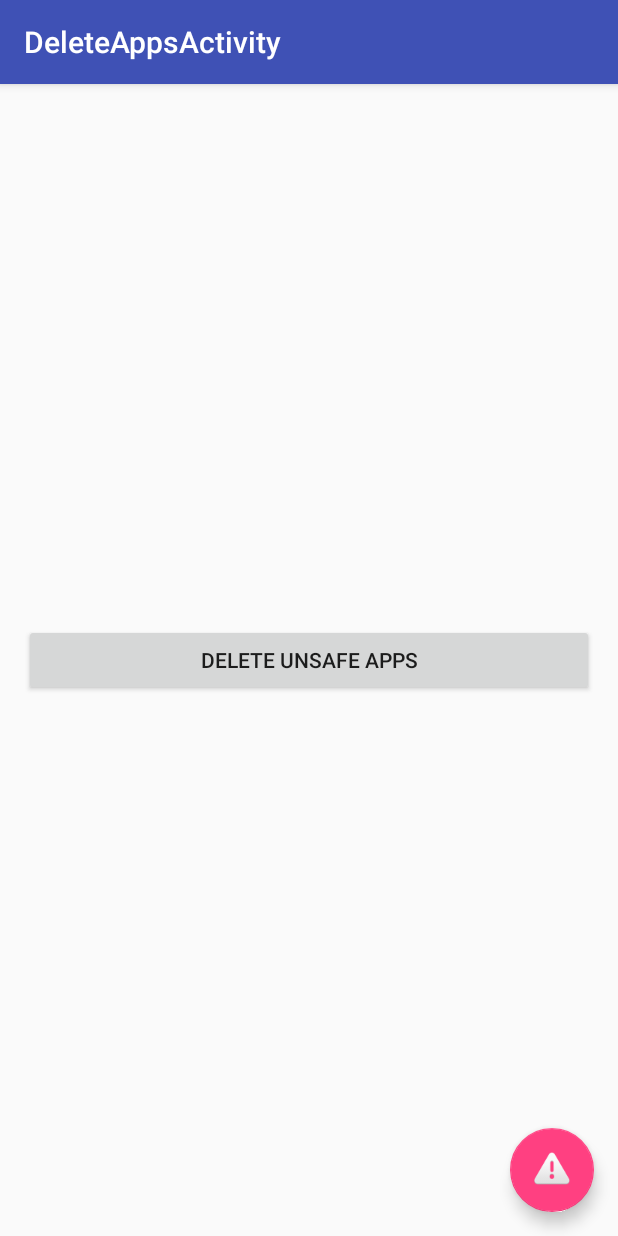
After one commit to prajitdas/HeimdallMobi, an Android app: the DeleteAppsActivity screen opened directly, with no data from a screen before it, on a phone screen of 412 x 824 dp. The commit adds this screen. Run offline under Robolectric (Android 15) with nearby library versions, the phone set to English and light mode, and no system bars.

Commit message:
apks added

```diff
--- /dev/null
+++ b/app/src/main/java/edu/umbc/cs/ebiquity/heimdall/ui/DeleteAppsActivity.java
@@ -0,0 +1,50 @@
+package edu.umbc.cs.ebiquity.heimdall.ui;
+
+import android.content.Intent;
+import android.net.Uri;
+import android.os.Bundle;
+import android.support.design.widget.FloatingActionButton;
+import android.support.design.widget.Snackbar;
+import android.support.v7.app.AppCompatActivity;
+import android.support.v7.widget.Toolbar;
+import android.view.View;
+import android.widget.Button;
+
+import edu.umbc.cs.ebiquity.heimdall.R;
+import edu.umbc.cs.ebiquity.heimdall.util.WebserviceCheckDataHelper;
+
+public class DeleteAppsActivity extends AppCompatActivity {
+    private Button mDeleteAppsButton;
+
+    @Override
+    protected void onCreate(Bundle savedInstanceState) {
+        super.onCreate(savedInstanceState);
+        setContentView(R.layout.activity_delete_apps);
+
+        mDeleteAppsButton = (Button) findViewById(R.id.deleteAppsButton);
+        mDeleteAppsButton.setOnClickListener(new View.OnClickListener() {
+            @Override
+            public void onClick(View v) {
+                for (String appToDelete : MainActivity.getWebserviceCheckDataHelper().getAppListToUninstall()) {
+                    Intent intent = new Intent(Intent.ACTION_DELETE);
+                    intent.setData(Uri.parse(appToDelete));
+                    startActivity(intent);
+                }
+                finish();
+            }
+        });
+
+        Toolbar toolbar = (Toolbar) findViewById(R.id.toolbar);
+        setSupportActionBar(toolbar);
+
+        FloatingActionButton fab = (FloatingActionButton) findViewById(R.id.fab);
+        fab.setOnClickListener(new View.OnClickListener() {
+            @Override
+            public void onClick(View view) {
+                Snackbar.make(view, "Replace with your own action", Snackbar.LENGTH_LONG)
+                        .setAction("Action", null).show();
+            }
+        });
+    }
+
+}
--- /dev/null
+++ b/app/src/main/res/layout/activity_delete_apps.xml
@@ -0,0 +1,25 @@
+<?xml version="1.0" encoding="utf-8"?>
+<android.support.design.widget.CoordinatorLayout
+    xmlns:android="http://schemas.android.com/apk/res/android"
+    xmlns:app="http://schemas.android.com/apk/res-auto"
+    xmlns:tools="http://schemas.android.com/tools" android:layout_width="match_parent"
+    android:layout_height="match_parent" android:fitsSystemWindows="true"
+    tools:context="edu.umbc.cs.ebiquity.heimdall.ui.DeleteAppsActivity">
+
+    <android.support.design.widget.AppBarLayout android:layout_height="wrap_content"
+        android:layout_width="match_parent" android:theme="@style/AppTheme.AppBarOverlay">
+
+        <android.support.v7.widget.Toolbar android:id="@+id/toolbar"
+            android:layout_width="match_parent" android:layout_height="?attr/actionBarSize"
+            android:background="?attr/colorPrimary" app:popupTheme="@style/AppTheme.PopupOverlay" />
+
+    </android.support.design.widget.AppBarLayout>
+
+    <include layout="@layout/content_delete_apps" />
+
+    <android.support.design.widget.FloatingActionButton android:id="@+id/fab"
+        android:layout_width="wrap_content" android:layout_height="wrap_content"
+        android:layout_gravity="bottom|end" android:layout_margin="@dimen/fab_margin"
+        android:src="@android:drawable/ic_dialog_alert" />
+
+</android.support.design.widget.CoordinatorLayout>
--- /dev/null
+++ b/app/src/main/res/layout/content_delete_apps.xml
@@ -0,0 +1,21 @@
+<?xml version="1.0" encoding="utf-8"?>
+<RelativeLayout xmlns:android="http://schemas.android.com/apk/res/android"
+    xmlns:tools="http://schemas.android.com/tools"
+    xmlns:app="http://schemas.android.com/apk/res-auto" android:layout_width="match_parent"
+    android:layout_height="match_parent" android:paddingLeft="@dimen/activity_horizontal_margin"
+    android:paddingRight="@dimen/activity_horizontal_margin"
+    android:paddingTop="@dimen/activity_vertical_margin"
+    android:paddingBottom="@dimen/activity_vertical_margin"
+    app:layout_behavior="@string/appbar_scrolling_view_behavior"
+    tools:showIn="@layout/activity_delete_apps"
+    tools:context="edu.umbc.cs.ebiquity.heimdall.ui.DeleteAppsActivity">
+
+    <Button
+        android:layout_width="wrap_content"
+        android:layout_height="wrap_content"
+        android:text="Delete Unsafe Apps"
+        android:id="@+id/deleteAppsButton"
+        android:layout_centerVertical="true"
+        android:layout_alignParentStart="true"
+        android:layout_alignParentEnd="true" />
+</RelativeLayout>
--- a/app/src/main/res/layout/content_main.xml
+++ b/app/src/main/res/layout/content_main.xml
@@ -40,7 +40,7 @@
     <Button
         android:layout_width="wrap_content"
         android:layout_height="wrap_content"
-        android:text="Delete App Instructed By Server"
+        android:text="Are there unsafe apps to delete?"
         android:id="@+id/deleteAppButton"
         android:layout_below="@+id/showAppsButton"
         android:layout_alignParentStart="true"
--- a/app/src/main/res/values/strings.xml
+++ b/app/src/main/res/values/strings.xml
@@ -31,4 +31,5 @@
     <string name="title_activity_send_app_data_to_server">Send data to server</string>
     <string name="title_activity_show_apps_main">SyncAppDataActivity</string>
     <string name="title_activity_view_app_details">App Details for</string>
+    <string name="title_activity_delete_apps">DeleteAppsActivity</string>
 </resources>
```
Also changed, not shown: app/src/main/AndroidManifest.xml (+13 -2 lines), app/src/main/java/edu/umbc/cs/ebiquity/heimdall/HeimdallApplication.java (+5 -4 lines), app/src/main/java/edu/umbc/cs/ebiquity/heimdall/receiver/AppInstallBroadcastReceiver.java (+15 -15 lines), app/src/main/java/edu/umbc/cs/ebiquity/heimdall/ui/MainActivity.java (+10 -6 lines), app/src/main/java/edu/umbc/cs/ebiquity/heimdall/util/WebserviceCheckDataHelper.java (added, +257 -0 lines), app/src/main/java/edu/umbc/cs/ebiquity/heimdall/util/WebserviceSendDataHelper.java (renamed from app/src/main/java/edu/umbc/cs/ebiquity/heimdall/util/WebserviceHelper.java, +10 -10 lines), 3 other files.
